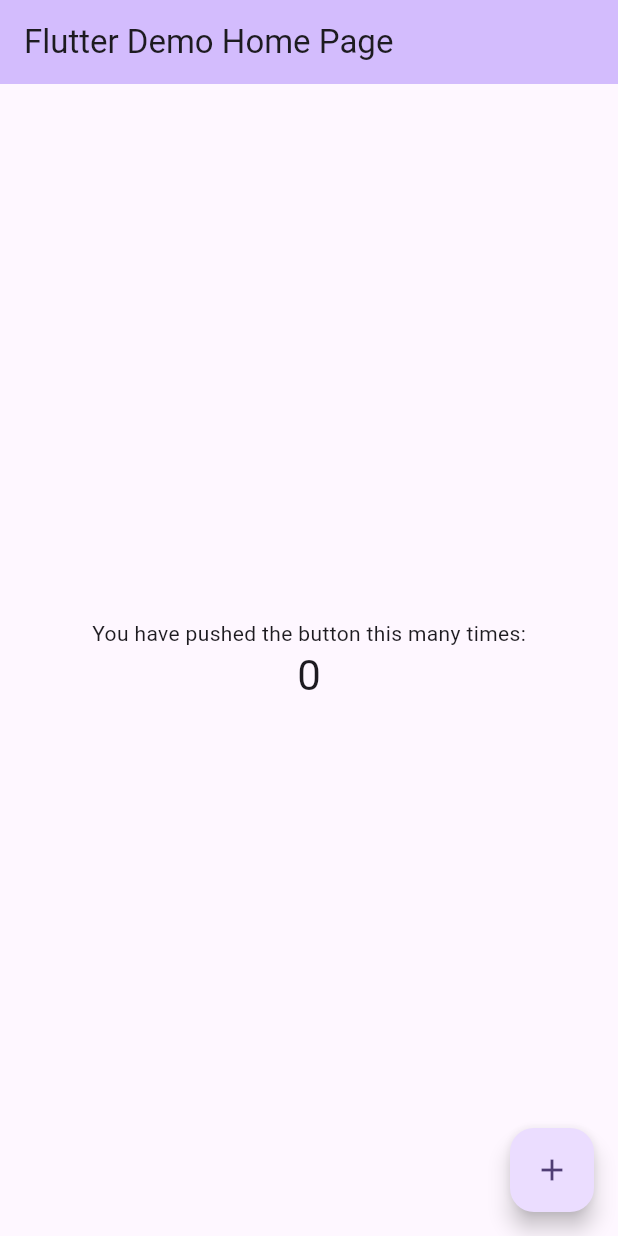
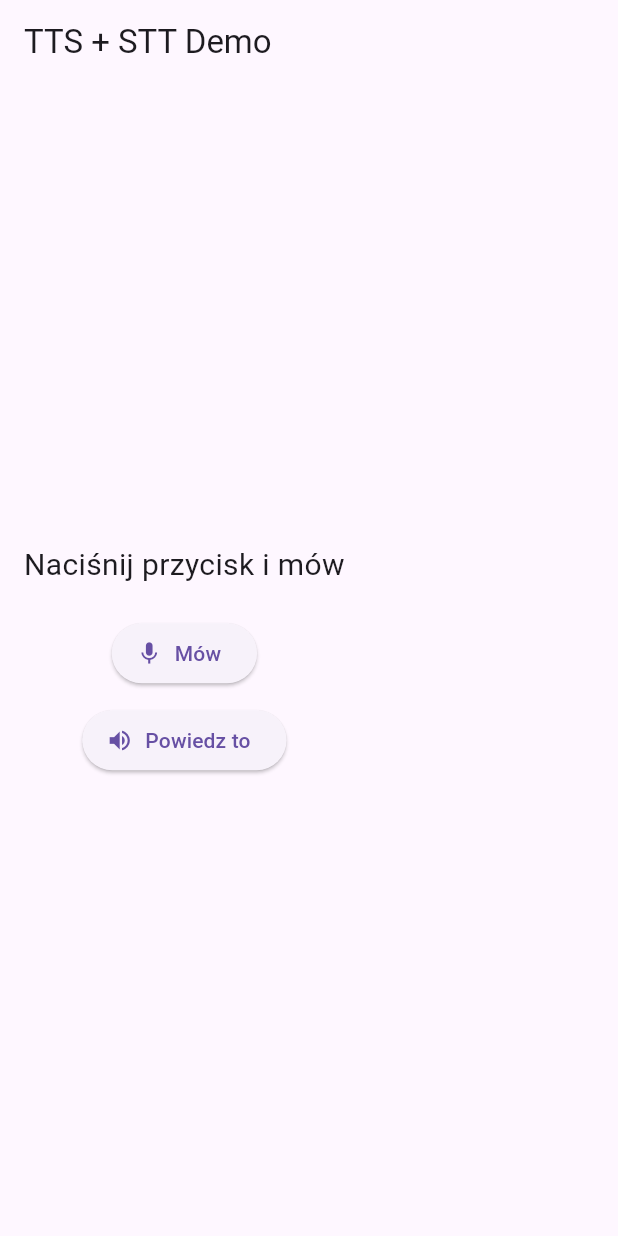
Before and after one commit to mmalessa/krystyna, a Flutter app: the screen it shows after launch, on a phone screen of 412 x 824 dp. Run offline on Flutter 3.47's test engine with Material 3 defaults, Android fonts, the phone set to English and light mode, and no system bars; our stand-ins replace flutter_tts, speech_to_text.

Commit message:
Add TTS and STT

```diff
--- a/lib/main.dart
+++ b/lib/main.dart
@@ -1,4 +1,6 @@
 import 'package:flutter/material.dart';
+import 'package:flutter_tts/flutter_tts.dart';
+import 'package:speech_to_text/speech_to_text.dart' as stt;
 
 void main() {
   runApp(const MyApp());
@@ -7,116 +9,90 @@ void main() {
 class MyApp extends StatelessWidget {
   const MyApp({super.key});
 
-  // This widget is the root of your application.
   @override
   Widget build(BuildContext context) {
-    return MaterialApp(
-      title: 'Flutter Demo',
-      theme: ThemeData(
-        // This is the theme of your application.
-        //
-        // TRY THIS: Try running your application with "flutter run". You'll see
-        // the application has a purple toolbar. Then, without quitting the app,
-        // try changing the seedColor in the colorScheme below to Colors.green
-        // and then invoke "hot reload" (save your changes or press the "hot
-        // reload" button in a Flutter-supported IDE, or press "r" if you used
-        // the command line to start the app).
-        //
-        // Notice that the counter didn't reset back to zero; the application
-        // state is not lost during the reload. To reset the state, use hot
-        // restart instead.
-        //
-        // This works for code too, not just values: Most code changes can be
-        // tested with just a hot reload.
-        colorScheme: ColorScheme.fromSeed(seedColor: Colors.deepPurple),
-      ),
-      home: const MyHomePage(title: 'Flutter Demo Home Page'),
+    return const MaterialApp(
+      home: SpeechDemo(),
     );
   }
 }
 
-class MyHomePage extends StatefulWidget {
-  const MyHomePage({super.key, required this.title});
-
-  // This widget is the home page of your application. It is stateful, meaning
-  // that it has a State object (defined below) that contains fields that affect
-  // how it looks.
-
-  // This class is the configuration for the state. It holds the values (in this
-  // case the title) provided by the parent (in this case the App widget) and
-  // used by the build method of the State. Fields in a Widget subclass are
-  // always marked "final".
-
-  final String title;
+class SpeechDemo extends StatefulWidget {
+  const SpeechDemo({super.key});
 
   @override
-  State<MyHomePage> createState() => _MyHomePageState();
+  State<SpeechDemo> createState() => _SpeechDemoState();
 }
 
-class _MyHomePageState extends State<MyHomePage> {
-  int _counter = 0;
+class _SpeechDemoState extends State<SpeechDemo> {
+  final FlutterTts _tts = FlutterTts();
+  final stt.SpeechToText _stt = stt.SpeechToText();
 
-  void _incrementCounter() {
-    setState(() {
-      // This call to setState tells the Flutter framework that something has
-      // changed in this State, which causes it to rerun the build method below
-      // so that the display can reflect the updated values. If we changed
-      // _counter without calling setState(), then the build method would not be
-      // called again, and so nothing would appear to happen.
-      _counter++;
-    });
+  String _spokenText = "Naciśnij przycisk i mów";
+  bool _isListening = false;
+
+  Future<void> _speak(String text) async {
+    await _tts.setLanguage("pl-PL");
+    await _tts.setSpeechRate(0.5);
+    await _tts.setPitch(1.0);
+    await _tts.speak(text);
+  }
+
+  Future<void> _listen() async {
+    bool available = await _stt.initialize(
+      onStatus: (status) {
+        if (status == 'notListening') {
+          setState(() => _isListening = false);
+        }
+      },
+    );
+    if (available) {
+      setState(() => _isListening = true);
+      await _stt.listen(
+        localeId: "pl_PL",
+        onResult: (result) {
+          setState(() => _spokenText = result.recognizedWords);
+        },
+      );
+    }
+  }
+
+  @override
+  void dispose() {
+    _tts.stop();
+    _stt.stop();
+    super.dispose();
   }
 
   @override
   Widget build(BuildContext context) {
-    // This method is rerun every time setState is called, for instance as done
-    // by the _incrementCounter method above.
-    //
-    // The Flutter framework has been optimized to make rerunning build methods
-    // fast, so that you can just rebuild anything that needs updating rather
-    // than having to individually change instances of widgets.
     return Scaffold(
-      appBar: AppBar(
-        // TRY THIS: Try changing the color here to a specific color (to
-        // Colors.amber, perhaps?) and trigger a hot reload to see the AppBar
-        // change color while the other colors stay the same.
-        backgroundColor: Theme.of(context).colorScheme.inversePrimary,
-        // Here we take the value from the MyHomePage object that was created by
-        // the App.build method, and use it to set our appbar title.
-        title: Text(widget.title),
-      ),
-      body: Center(
-        // Center is a layout widget. It takes a single child and positions it
-        // in the middle of the parent.
+      appBar: AppBar(title: const Text('TTS + STT Demo')),
+      body: Padding(
+        padding: const EdgeInsets.all(16),
         child: Column(
-          // Column is also a layout widget. It takes a list of children and
-          // arranges them vertically. By default, it sizes itself to fit its
-          // children horizontally, and tries to be as tall as its parent.
-          //
-          // Column has various properties to control how it sizes itself and
-          // how it positions its children. Here we use mainAxisAlignment to
-          // center the children vertically; the main axis here is the vertical
-          // axis because Columns are vertical (the cross axis would be
-          // horizontal).
-          //
-          // TRY THIS: Invoke "debug painting" (choose the "Toggle Debug Paint"
-          // action in the IDE, or press "p" in the console), to see the
-          // wireframe for each widget.
           mainAxisAlignment: MainAxisAlignment.center,
-          children: <Widget>[
-            const Text('You have pushed the button this many times:'),
+          children: [
             Text(
-              '$_counter',
-              style: Theme.of(context).textTheme.headlineMedium,
+              _spokenText,
+              style: const TextStyle(fontSize: 20),
+              textAlign: TextAlign.center,
+            ),
+            const SizedBox(height: 20),
+            ElevatedButton.icon(
+              onPressed: _isListening ? null : _listen,
+              icon: const Icon(Icons.mic),
+              label: const Text("Mów"),
+            ),
+            const SizedBox(height: 10),
+            ElevatedButton.icon(
+              onPressed: () => _speak(_spokenText),
+              icon: const Icon(Icons.volume_up),
+              label: const Text("Powiedz to"),
             ),
           ],
         ),
       ),
-      floatingActionButton: FloatingActionButton(
-        onPressed: _incrementCounter,
-        tooltip: 'Increment',
-        child: const Icon(Icons.add),
-      ), // This trailing comma makes auto-formatting nicer for build methods.
     );
   }
 }
--- a/pubspec.yaml
+++ b/pubspec.yaml
@@ -30,6 +30,9 @@ environment:
 dependencies:
   flutter:
     sdk: flutter
+
+  flutter_tts: ^4.2.2
+  speech_to_text: ^7.0.0
 
   # The following adds the Cupertino Icons font to your application.
   # Use with the CupertinoIcons class for iOS style icons.
```
Also changed, not shown: pubspec.lock, 7 other files.
